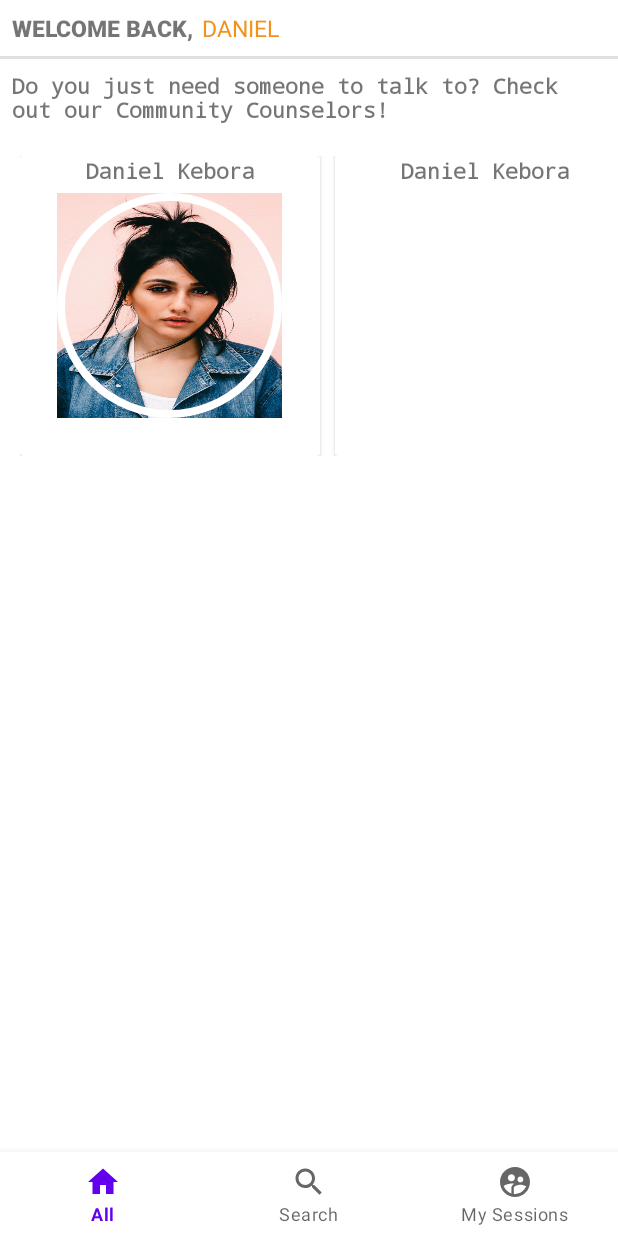
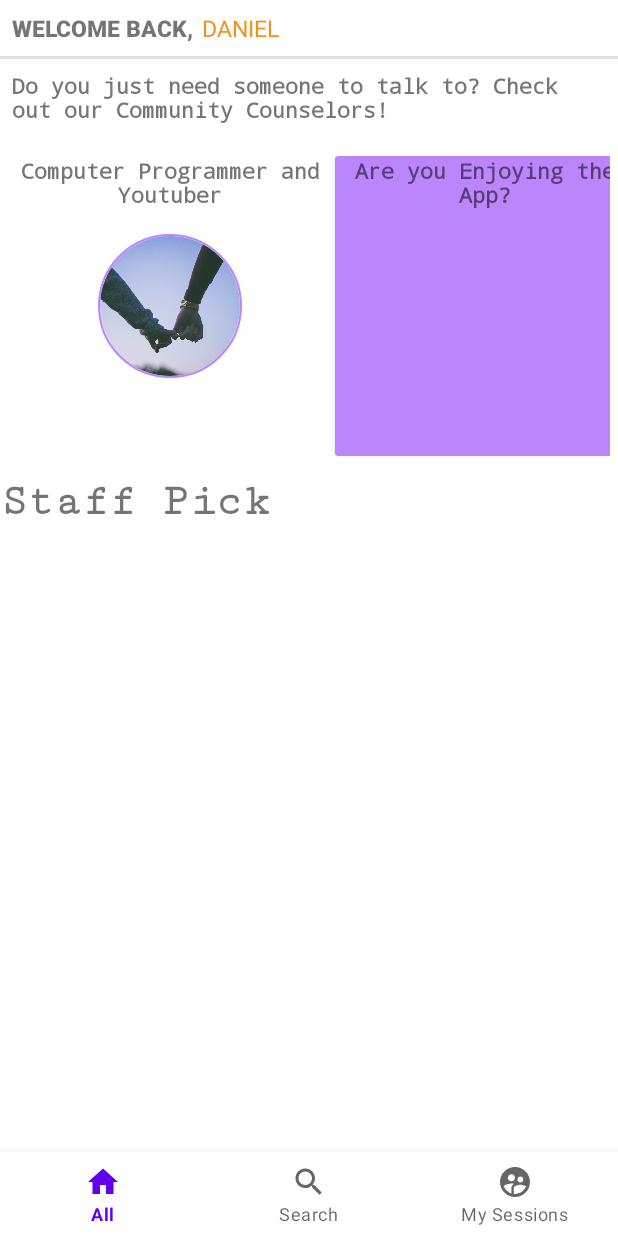
Before and after one commit to kebora/UsaidiziHub, an Android app: the screen it shows after launch (MainActivity), on a phone screen of 412 x 824 dp. Run offline under Robolectric (Android 15) with nearby library versions, the light colour scheme and no system bars; our stand-ins replace CircleImageView.

Commit message:
add circular profile

```diff
--- a/app/build.gradle
+++ b/app/build.gradle
@@ -29,7 +29,7 @@ android {
 }
 
 dependencies {
-
+    implementation 'de.hdodenhof:circleimageview:3.1.0'
     implementation 'androidx.appcompat:appcompat:1.6.0'
     implementation 'com.google.android.material:material:1.8.0'
     implementation 'androidx.constraintlayout:constraintlayout:2.1.4'
--- a/app/src/main/res/layout/activity_main.xml
+++ b/app/src/main/res/layout/activity_main.xml
@@ -54,6 +54,7 @@
 
         >
     <LinearLayout
+        android:id="@+id/linear_layout_community"
         android:layout_width="wrap_content"
         android:orientation="horizontal"
         android:padding="8dp"
@@ -62,17 +63,21 @@
         <androidx.cardview.widget.CardView
             android:layout_width="200dp"
             android:layout_marginEnd="10dp"
+            app:cardElevation="0dp"
+            android:background="@color/purple_200"
             android:layout_height="200dp">
-            <ImageView
-                android:layout_width="150dp"
-                android:layout_height="150dp"
+            <de.hdodenhof.circleimageview.CircleImageView
+                android:id="@+id/profile_image"
+                android:layout_width="96dp"
+                android:layout_height="96dp"
+                android:src="@drawable/img1"
                 android:layout_gravity="center"
-                android:background="@drawable/image"
-                />
+                app:civ_border_width="1dp"
+                app:civ_border_color="@color/purple_200" />
             <TextView
                 android:layout_width="match_parent"
                 android:layout_height="wrap_content"
-                android:text="@string/counselor_name"
+                android:text="Computer Programmer and Youtuber"
                 android:gravity="center"
                 android:textStyle="bold"
                 android:fontFamily="monospace"/>
@@ -82,12 +87,14 @@
         <androidx.cardview.widget.CardView
             android:layout_width="200dp"
             android:layout_marginEnd="10dp"
-            android:layout_height="200dp">
+            android:layout_height="200dp"
+            app:cardBackgroundColor="@color/purple_200"
+            >
             <TextView
                 android:layout_width="match_parent"
                 android:layout_height="wrap_content"
                 android:gravity="center"
-                android:text="@string/counselor_name"
+                android:text="Are you Enjoying the App?"
                 android:textStyle="bold"
                 android:fontFamily="monospace"/>
 
@@ -110,6 +117,18 @@
     </LinearLayout>
     </HorizontalScrollView>
 
+    <TextView
+        android:layout_width="match_parent"
+        android:layout_height="wrap_content"
+        android:text="Staff Pick"
+        android:textSize="30sp"
+        android:fontFamily="serif-monospace"
+        android:textStyle="bold"
+        android:layout_below="@id/horizontal_counselors_row"
+        />
+
+
+
     <com.google.android.material.bottomnavigation.BottomNavigationView
         android:id="@+id/bottom_nav"
         android:layout_width="match_parent"
```
